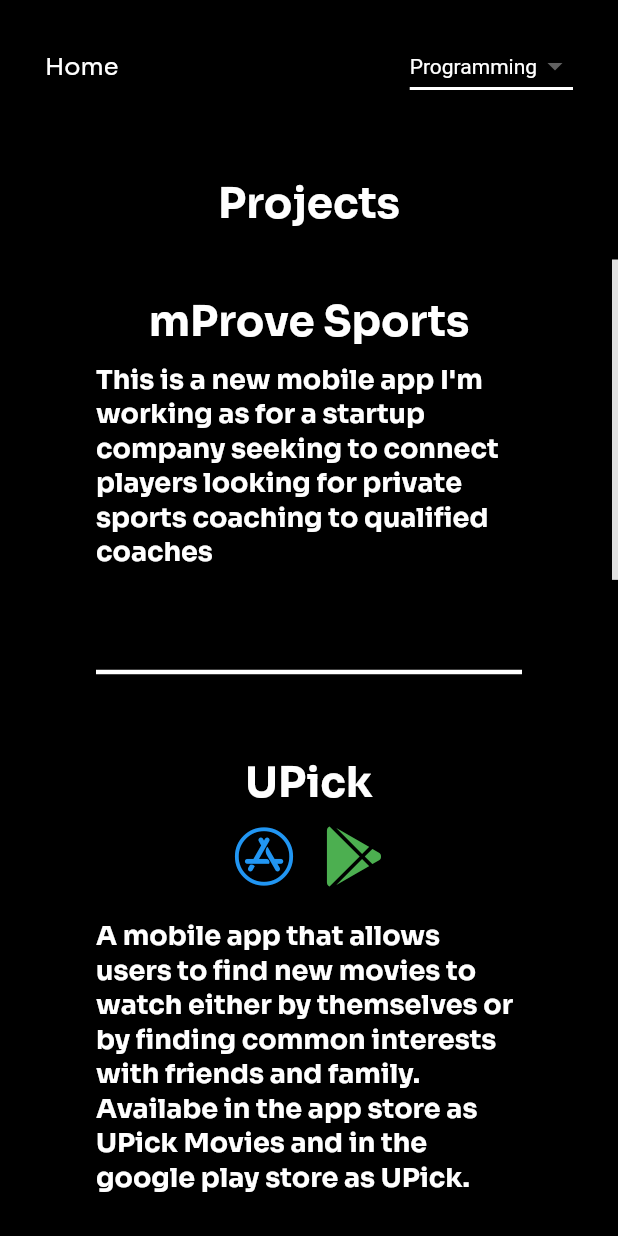
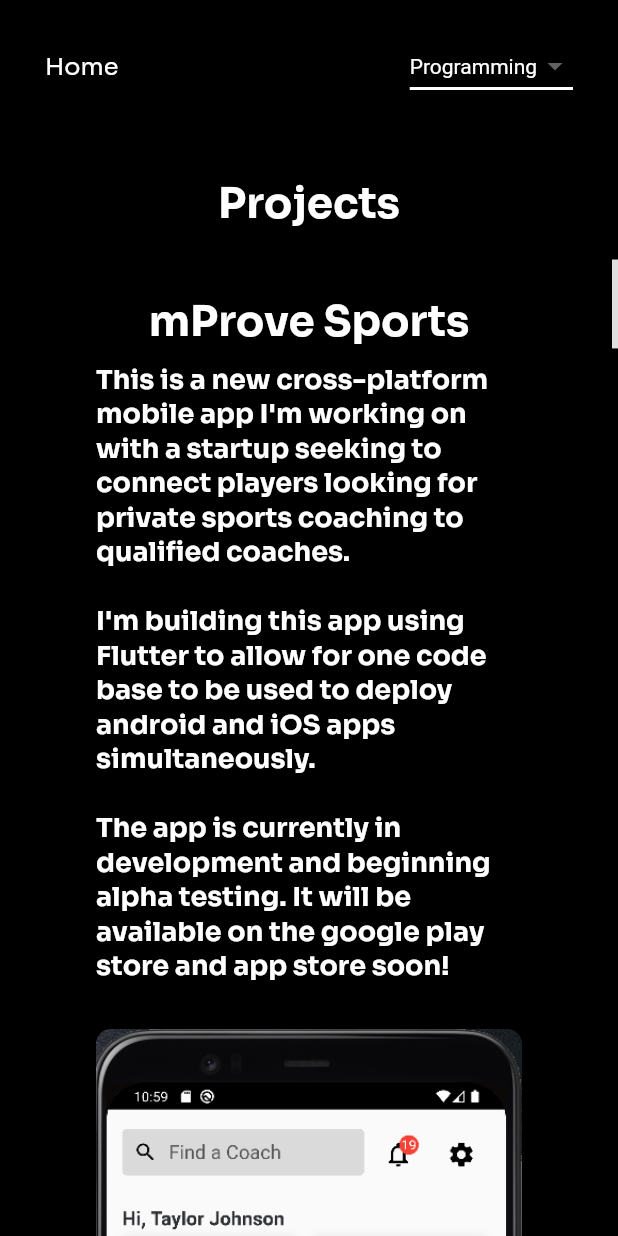
Before and after one commit to tayloraj10/Portfolio, a Flutter app: the Programming screen opened directly, on a phone screen of 412 x 824 dp. Run offline on Flutter 3.47's test engine with Material 2 defaults, Android fonts, the phone set to English and light mode, and no system bars; drawn by our look-alikes of full_screen_image; our stand-ins replace animated_text_kit, flutter_svg, font_awesome_flutter, google_fonts; missing offline and left inert: syncfusion_flutter_pdfviewer; network calls fail.

Commit message:
minor tweaks and programming content changes

```diff
--- a/lib/components/nav_bar.dart
+++ b/lib/components/nav_bar.dart
@@ -27,10 +27,16 @@
 
 class _NavBarState extends State<NavBar> {
   String dropdownValue = '';
-  List<String> pages = ['', 'Programming', 'GIS', 'NFTs', 'Resume'];
+  List<String> pages = [
+    'Select a Page',
+    'Programming',
+    'GIS',
+    'NFTs',
+    'Resume'
+  ];
 
   void setDropdownValue() {
-    if (widget.home) setState(() => dropdownValue = '');
+    if (widget.home) setState(() => dropdownValue = 'Select a Page');
     if (widget.programming) setState(() => dropdownValue = 'Programming');
     if (widget.gis) setState(() => dropdownValue = 'GIS');
     if (widget.nfts) setState(() => dropdownValue = 'NFTs');
--- a/lib/main.dart
+++ b/lib/main.dart
@@ -1,8 +1,5 @@
 import 'package:flutter/material.dart';
-import 'package:portfolio/pages/gis.dart';
 import 'package:portfolio/pages/home.dart';
-import 'package:portfolio/pages/nfts.dart';
-import 'package:portfolio/pages/programming.dart';
 import 'package:google_fonts/google_fonts.dart';
 
 void main() {
--- a/lib/pages/programming.dart
+++ b/lib/pages/programming.dart
@@ -66,17 +66,22 @@
                                         fontWeight: FontWeight.bold),
                                   ),
                                   if (programmingProjects[index]
-                                      .containsKey("app_links"))
+                                          .containsKey("app_links") ||
+                                      programmingProjects[index]
+                                          .containsKey("repo"))
                                     Padding(
                                       padding: const EdgeInsets.symmetric(
-                                          vertical: 12),
+                                          vertical: 10),
                                       child: Row(
                                         mainAxisAlignment:
                                             MainAxisAlignment.center,
                                         children: [
+                                          if (programmingProjects[index]
+                                              .containsKey("app_links"))
                                             GestureDetector(
                                               onTap: () {
-                                              launch(programmingProjects[index]
+                                                launch(
+                                                    programmingProjects[index]
                                                         ['app_links']['ios']);
                                               },
                                               child: Icon(
@@ -84,31 +89,58 @@
                                                   color: Colors.blue,
                                                   size: 40),
                                             ),
+                                          if (programmingProjects[index]
+                                              .containsKey("app_links"))
                                             SizedBox(
                                               width: 20,
                                             ),
+                                          if (programmingProjects[index]
+                                              .containsKey("app_links"))
                                             GestureDetector(
                                               onTap: () {
-                                              launch(programmingProjects[index]
-                                                  ['app_links']['android']);
+                                                launch(
+                                                    programmingProjects[index]
+                                                            ['app_links']
+                                                        ['android']);
                                               },
                                               child: Icon(
                                                   FontAwesomeIcons.googlePlay,
                                                   color: Colors.green,
                                                   size: 40),
-                                          )
+                                            ),
+                                          if (programmingProjects[index]
+                                              .containsKey("app_links"))
+                                            SizedBox(
+                                              width: 20,
+                                            ),
+                                          if (programmingProjects[index]
+                                                  .containsKey("repo") &&
+                                              programmingProjects[index]
+                                                      ['repo'] !=
+                                                  '')
+                                            GestureDetector(
+                                              onTap: () {
+                                                launch(
+                                                    programmingProjects[index]
+                                                        ['repo']);
+                                              },
+                                              child: Icon(
+                                                  FontAwesomeIcons.github,
+                                                  color: Colors.white,
+                                                  size: 40),
+                                            ),
                                         ],
                                       ),
                                     ),
-                                  if (programmingProjects[index]['link'] != '')
-                                    SizedBox(
-                                      height: 10,
-                                    ),
-                                  if (programmingProjects[index]['link'] != '')
-                                    GestureDetector(
+                                  if (programmingProjects[index]
+                                          .containsKey("link") &&
+                                      programmingProjects[index]['link'] != '')
+                                    Padding(
+                                      padding: EdgeInsets.only(top: 6),
+                                      child: GestureDetector(
                                         onTap: () {
-                                        launch(
-                                            programmingProjects[index]['link']);
+                                          launch(programmingProjects[index]
+                                              ['link']);
                                         },
                                         child: Text(
                                           programmingProjects[index]['link'],
@@ -116,6 +148,7 @@
                                               color: Colors.blue,
                                               fontSize: 18,
                                               fontWeight: FontWeight.bold),
+                                        ),
                                       ),
                                     ),
                                   SizedBox(
--- a/lib/projects.dart
+++ b/lib/projects.dart
@@ -2,23 +2,24 @@
   'name': '',
   'description': '',
   'image': 'assets/programming/',
-  'link': ''
+  'link': '',
+  'app_links': {'android': '', 'ios': ''},
+  'repo': ''
 };
 
 List programmingProjects = [
   {
     'name': 'mProve Sports',
     'description':
-        "This is a new mobile app I'm working as for a startup company seeking to connect players looking for private sports coaching to qualified coaches",
-    'image': '',
-    'link': ''
+        "This is a new cross-platform mobile app I'm working on with a startup seeking to connect players looking for private sports coaching to qualified coaches.\n\nI'm building this app using Flutter to allow for one code base to be used to deploy android and iOS apps simultaneously.\n\nThe app is currently in development and beginning alpha testing. It will be available on the google play store and app store soon!",
+    'image': 'assets/programming/mprove.png',
   },
   {
     'name': 'UPick',
     'description':
-        'A mobile app that allows users to find new movies to watch either by themselves or by finding common interests with friends and family. Availabe in the app store as UPick Movies and in the google play store as UPick.',
+        "A mobile app that allows users to find new movies to watch either by themselves or by finding common interests with friends and family. Available in the app store as UPick Movies and in the google play store as UPick.\n\nThis was the first app I wrote using Google's Flutter framework for cross-platform mobile development. UPick was primarily a pet project to see if I could design, build, and deploy a mobile app.\n\nThis project required a good deal of effort on the backend. First I had to locate APIs that would allow me to get movie information and poster data. I then wrote a python script to pull fresh data from these APIs, merge the data into a usable format, and then truncate and replace the data in the databases the frontend mobile apps relied on. I used Firebase for backend services and databasing for UPick.",
     'image': 'assets/programming/upick.png',
-    'link': '',
+    'repo': 'https://github.com/tayloraj10/UPick',
     'app_links': {
       'android':
           'https://play.google.com/store/apps/details?id=com.upick.upickapp',
@@ -28,26 +29,42 @@
   {
     'name': 'Phlask',
     'description':
-        'Phlask is an open-source, non-profit project for finding and sharing water sources within the Philadelphia area. The project has the dual intention of challenging the social norm of having to purchase water when there is a public or private water tap present and of providing a technological platform for the public to locate and share known sources of water.Phlask is an open-source, non-profit project for finding and sharing water sources within the Philadelphia area. The project has the dual intention of challenging the social norm of having to purchase water when there is a public or private water tap present and of providing a technological platform for the public to locate and share known sources of water.',
+        'Phlask is an open-source, non-profit project for finding and sharing water sources within the Philadelphia area. The project has the dual intention of challenging the social norm of having to purchase water when there is a public or private water tap present and of providing a technological platform for the public to locate and share known sources of water. This project started through Code for Philly (a group of civic minded technologists building projects for the social good)\n\nI joined the project shortly after it began as the first developer. I built the first web app (pictured below) using mostly vanilla JavaScript and Google Maps APIs. As the project grew we decided to do a re-write in react and I helped port over my existing code and wrote some of the other front-end features. During this re-write I transitioned over to maintaining the databases behind the web app and leading data enhancement and gathering projects.',
     'image': 'assets/programming/phlask.png',
-    'link': 'https://phlask.me/'
+    'link': 'https://phlask.me/',
+    'repo': 'https://github.com/phlask/phlask-map'
+  },
+  {
+    'name': 'Online Geocoder',
+    'image': 'assets/programming/online-geocoder.png',
+    'description':
+        'A custom geocoding web application I wrote for a previous job for internal use. We would often need to get coordinates for large lists of addresses on a daily basis. When the online service we had been using went down I took the opportunity to write my own and then we started using it daily in place of the old service.',
+    'repo': 'https://github.com/online-geocoder/online-geocoder.github.io',
+    'link': 'https://online-geocoder.github.io/'
   },
   {
     'name': 'RDP Python Algorithm',
     'description':
-        'An implementation of the Ramer–Douglas–Peucker algorithm for generalizing cartographic features in Python',
+        'An implementation of the Ramer–Douglas–Peucker algorithm for generalizing cartographic features in Python. I wrote this script for a project in a Python class I took in college.',
     'image': 'assets/programming/rdp.png',
-    'link': ''
+    'repo': 'https://github.com/tayloraj10/RDP'
+  },
+  {
+    'name': 'Old Portfolio Site',
+    'description': '',
+    'image': 'assets/programming/old_portfolio.png',
+    'link': 'https://tayloraj10.github.io',
+    'repo': 'https://github.com/tayloraj10/tayloraj10.github.io'
   }
 ];
 
 List gisProjects = [
   {
-    'name': 'Temple Univeristy Bike Lanes',
+    'name': 'Temple University Bike Lanes',
     'image': 'assets/gis/Site Selection - Bike Lanes.png',
   },
   {
-    'name': 'Temple Univeristy Bike Lanes (Methodology Maps)',
+    'name': 'Temple University Bike Lanes (Methodology Maps)',
     'image': 'assets/gis/Site Selection (Methodology)- Bike Lanes.png',
   },
   {
@@ -86,7 +103,7 @@
     'image':
         'https://lh3.googleusercontent.com/WGCJx8Oq_MnImJM26nedbptGAT4X_umzls2JhiWqmYfuJnHyXCiTApHHkMWocOJXcRdAUvCqGD-CCk8cuVgqjsppWb1xRRDIqQpn=w600',
     'link':
-        'https://opensea.io/assets/0x495f947276749ce646f68ac8c248420045cb7b5e/108066343708887524339820302445796842548124428363067039062180393642743721623553',
+        'https://opensea.io/assets/matic/0x2953399124f0cbb46d2cbacd8a89cf0599974963/108066343708887524339820302445796842548124428363067039062180393641644209995777',
     'collection': 'Urban Maps'
   },
 ];
```
Also changed, not shown: lib/pages/home.dart (+24 -17 lines), lib/pages/nfts.dart (+6 -4 lines), assets/programming/mprove.png (added), assets/programming/old_portfolio.png (added), 1 other file. Lines whose indentation alone changed are shown as unchanged.
